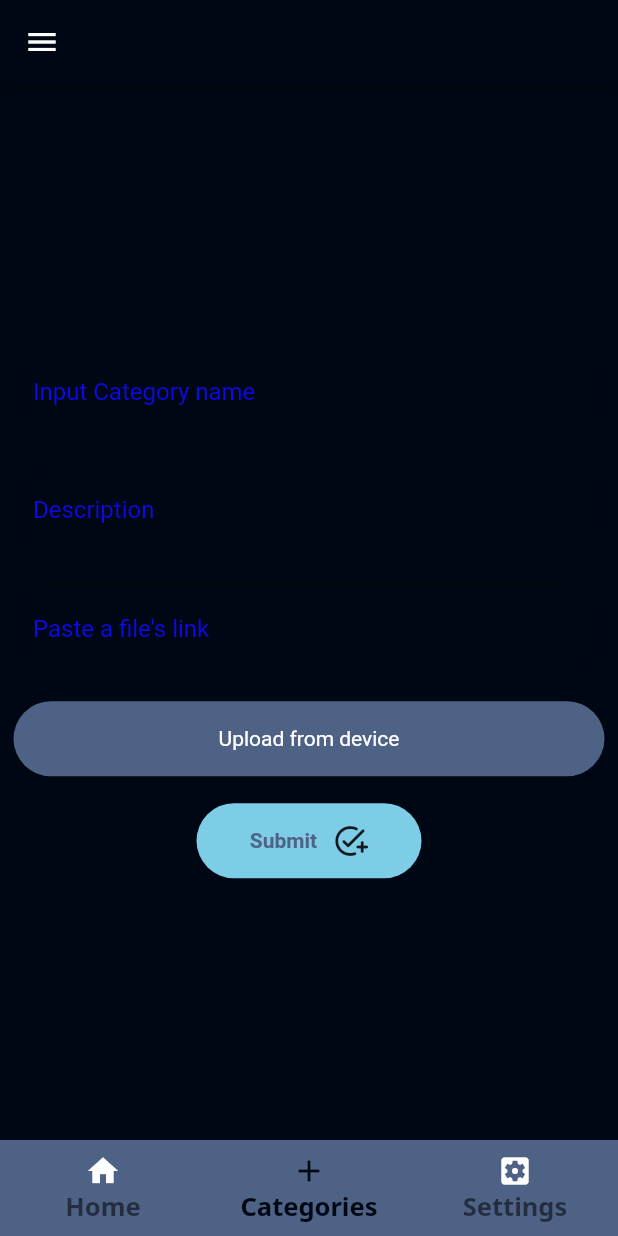
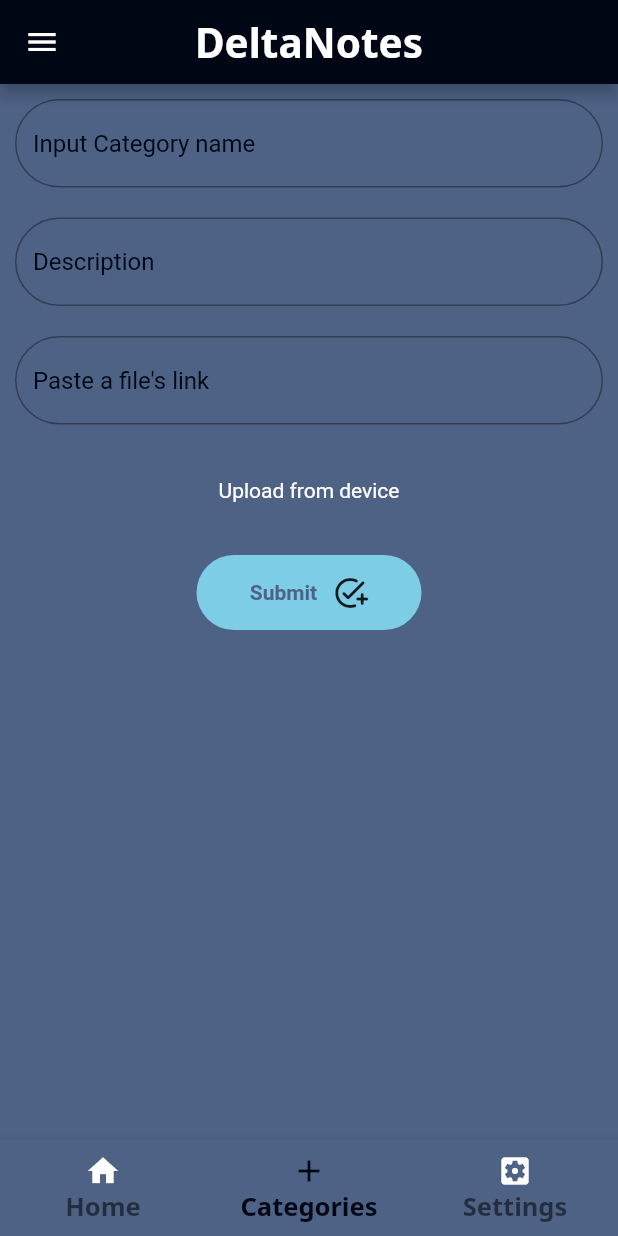
Before and after one commit to dev-vickie/delta, a Flutter app: the screen it shows once a user with an empty profile is signed in, item 2 of the bottom bar chosen, on a phone screen of 412 x 824 dp. Run offline on Flutter 3.47's test engine with Material 2 defaults, Android fonts, the phone set to English and light mode, and no system bars; our stand-ins replace cloud_firestore, firebase_auth, firebase_core, google_fonts; accounts and stored records are empty.

Commit message:
Bottom navBar customization

```diff
--- a/lib/pages/home_page.dart
+++ b/lib/pages/home_page.dart
@@ -29,16 +29,21 @@
   @override
   Widget build(BuildContext context) {
     return Scaffold(
-      backgroundColor: mainDarkColor,
+      backgroundColor: mainLightColor,
       drawer: Drawer(),
       appBar: AppBar(
+        centerTitle: true,
+        title: Text(
+          'DeltaNotes',
+          style:
+              GoogleFonts.notoSans(fontSize: 27, fontWeight: FontWeight.bold),
+        ),
         backgroundColor: mainDarkColor,
       ),
       body: _pages[currentPage],
       bottomNavigationBar: BottomNavigationBar(
         selectedItemColor: mainDarkColor,
         selectedIconTheme: IconThemeData(color: mainDarkColor),
-        elevation: 0,
         backgroundColor: mainLightColor,
         unselectedIconTheme: IconThemeData(
           color: Colors.white,
--- a/lib/pages/second_page.dart
+++ b/lib/pages/second_page.dart
@@ -3,7 +3,7 @@
 import 'package:flutter/material.dart';
 
 class SecondPage extends StatefulWidget {
-  SecondPage({Key? key}) : super(key: key);
+  const SecondPage({Key? key}) : super(key: key);
 
   @override
   State<SecondPage> createState() => _SecondPageState();
@@ -11,12 +11,13 @@
 
 class _SecondPageState extends State<SecondPage> {
   final _textController = TextEditingController();
-
+  final mainLightColor = Color.fromARGB(255, 78, 98, 134);
+  final mainDarkColor = Color.fromARGB(255, 0, 7, 20);
   String category = '';
 
   @override
   Widget build(BuildContext context) {
-    return Center(
+    return SingleChildScrollView(
       child: Column(
         crossAxisAlignment: CrossAxisAlignment.center,
         mainAxisAlignment: MainAxisAlignment.center,
@@ -30,7 +31,7 @@
               controller: _textController,
               decoration: InputDecoration(
                 hintText: "Input Category name ",
-                hintStyle: TextStyle(color: Color.fromARGB(255, 13, 9, 238)),
+                hintStyle: TextStyle(color: mainDarkColor),
                 border: OutlineInputBorder(
                   borderRadius: BorderRadius.circular(30),
                 ),
@@ -43,7 +44,7 @@
             child: TextField(
               decoration: InputDecoration(
                 hintText: "Description ",
-                hintStyle: TextStyle(color: Color.fromARGB(255, 13, 9, 238)),
+                hintStyle: TextStyle(color: mainDarkColor),
                 border: OutlineInputBorder(
                   borderRadius: BorderRadius.circular(30),
                 ),
@@ -56,7 +57,7 @@
             child: TextField(
               decoration: InputDecoration(
                 hintText: "Paste a file's link ",
-                hintStyle: TextStyle(color: Color.fromARGB(255, 13, 9, 238)),
+                hintStyle: TextStyle(color: mainDarkColor),
                 border: OutlineInputBorder(
                   borderRadius: BorderRadius.circular(30),
                 ),
--- a/lib/pages/third_page.dart
+++ b/lib/pages/third_page.dart
@@ -1,5 +1,6 @@
 // ignore_for_file: prefer_const_constructors, prefer_const_literals_to_create_immutables
 
+import 'package:delta/main.dart';
 import 'package:flutter/material.dart';
 
 class ThirdPage extends StatefulWidget {
@@ -13,7 +14,7 @@
   @override
   Widget build(BuildContext context) {
     return Scaffold(
-      //backgroundColor: Color.fromARGB(255, 0, 7, 20),
+      backgroundColor: mainLightColor,
       body: Column(
         children: [
           ListTile(
```
